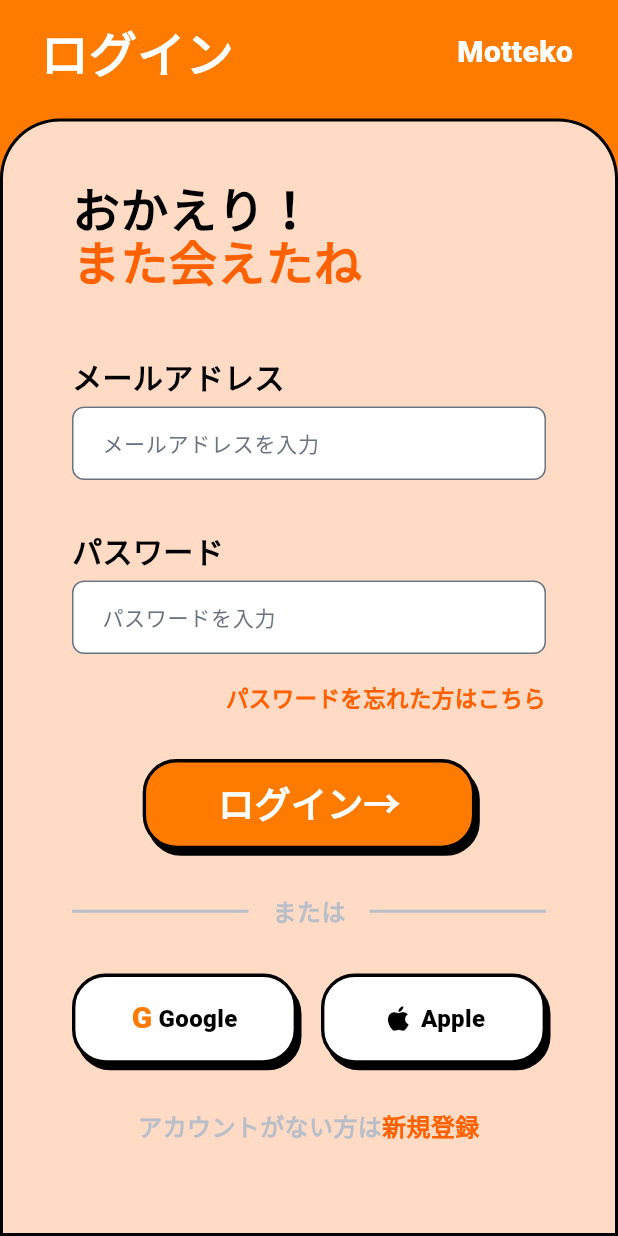
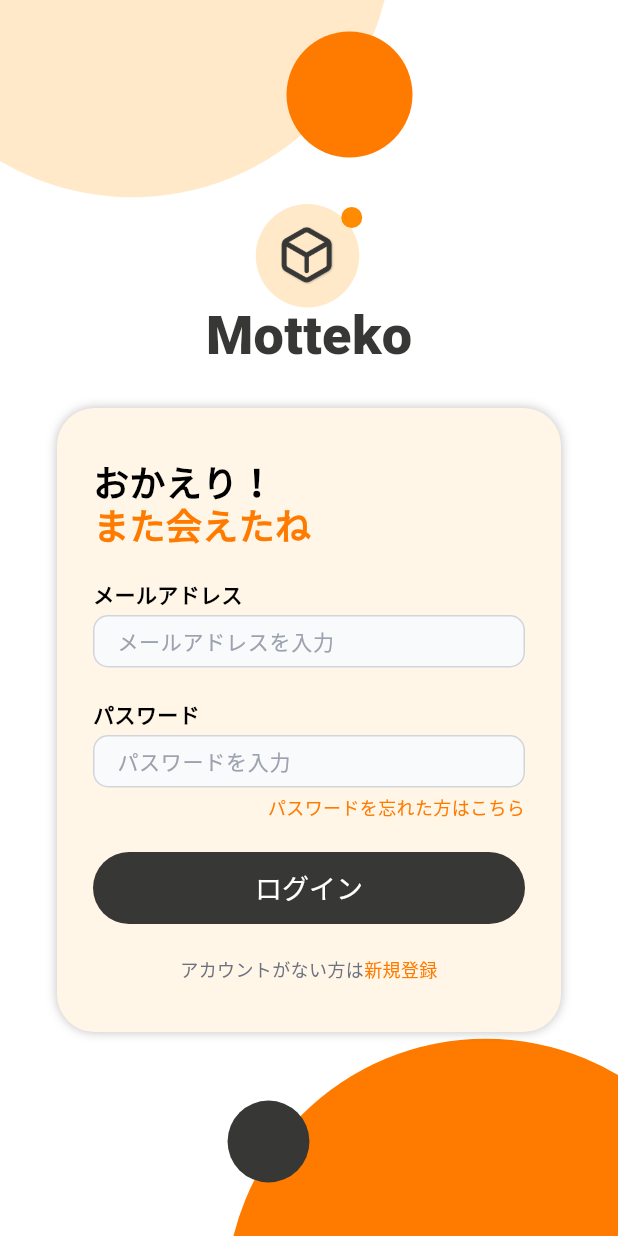
Before and after one commit to Aki0615/Motteko, a Flutter app: the LoginFormScreen screen opened by its route, on a phone screen of 412 x 824 dp. Run offline on Flutter 3.47's test engine with Material 3 defaults, Android fonts, the phone set to English and light mode, and no system bars; our stand-ins replace cloud_firestore, confetti, firebase_auth, firebase_core, firebase_messaging, flutter_animate and 6 more; missing offline and left inert: holiday_jp; accounts and stored records are empty; Roboto replaces fonts that are missing (Zen Maru Gothic).

Commit message:
update: ログイン画面をFigmaデザインに基づいてリニューアル
Co-Authored-By: Claude Opus 4.6 <noreply@anthropic.com>

```diff
--- a/lib/screens/login_form_screen.dart
+++ b/lib/screens/login_form_screen.dart
@@ -1,22 +1,9 @@
-// =============================================================================
-// login_form_screen.dart
-// =============================================================================
-// Figmaデザインに基づいたログインフォーム画面。
-// メールアドレスとパスワードの入力フィールド、ログインボタン、
-// Google/Appleログイン、新規登録へのリンクを配置しています。
-// =============================================================================
-
 import 'package:flutter/material.dart';
 import 'package:flutter/gestures.dart';
 import 'package:google_fonts/google_fonts.dart';
 import 'package:go_router/go_router.dart';
 import '../services/auth_service.dart';
 
-/// ログインフォーム画面ウィジェット
-///
-/// Figmaデザインを忠実に再現したログインフォーム画面。
-/// メールアドレス・パスワード入力、ログインボタン、
-/// Google/Apple認証ボタン、新規登録リンクを配置しています。
 class LoginFormScreen extends StatefulWidget {
   const LoginFormScreen({super.key});
 
@@ -25,6 +12,16 @@ class LoginFormScreen extends StatefulWidget {
 }
 
 class _LoginFormScreenState extends State<LoginFormScreen> {
+  static const Color _darkText = Color(0xFF373735);
+  static const Color _gray500 = Color(0xFF6B7280);
+  static const Color _iconBg = Color(0xFFFFE9C9);
+  static const Color _accentOrange = Color(0xFFFF8C00);
+  static const Color _primaryOrange = Color(0xFFFF7B00);
+  static const Color _cardBg = Color(0xFFFFF6E8);
+  static const Color _inputBg = Color(0xFFF9FAFB);
+  static const Color _inputBorder = Color(0xFFD1D5DB);
+  static const Color _placeholder = Color(0xFF9CA3AF);
+
   bool _isLoading = false;
   final _authService = AuthService();
   final _emailController = TextEditingController();
@@ -40,66 +37,168 @@ class _LoginFormScreenState extends State<LoginFormScreen> {
   @override
   Widget build(BuildContext context) {
     return Scaffold(
-      backgroundColor: const Color(0xFFFF7B00),
-      body: SafeArea(
-        bottom: false,
-        child: Column(
+      backgroundColor: Colors.white,
+      body: Stack(
         children: [
-            // ヘッダー部分
-            Padding(
-              padding: const EdgeInsets.only(
-                  left: 27, right: 30, top: 20, bottom: 30),
-              child: Row(
-                mainAxisAlignment: MainAxisAlignment.spaceBetween,
-                crossAxisAlignment: CrossAxisAlignment.end,
+          // 左上の装飾
+          Positioned(
+            left: -85,
+            top: -215,
+            child: SizedBox(
+              width: 360,
+              height: 347,
+              child: Stack(
                 children: [
-                  Text(
-                    'ログイン',
-                    style: GoogleFonts.zenMaruGothic(
-                      color: Colors.white,
-                      fontSize: 32,
-                      fontWeight: FontWeight.w900,
-                      height: 0.90,
+                  Container(
+                    width: 346.5,
+                    height: 346.5,
+                    decoration: const BoxDecoration(
+                      color: _iconBg,
+                      shape: BoxShape.circle,
                     ),
                   ),
-                  Text(
-                    'Motteko',
-                    style: GoogleFonts.zenMaruGothic(
-                      color: Colors.white,
-                      fontSize: 20,
-                      fontWeight: FontWeight.w900,
-                      height: 1.44,
+                  Positioned(
+                    left: 276,
+                    top: 236,
+                    child: Container(
+                      width: 84,
+                      height: 84,
+                      decoration: const BoxDecoration(
+                        color: _primaryOrange,
+                        shape: BoxShape.circle,
+                      ),
                     ),
                   ),
                 ],
               ),
             ),
-
-            // 下部のベージュ背景フォーム
-            Expanded(
+          ),
+          // 右下の装飾
+          Positioned(
+            right: -85,
+            bottom: -215,
+            child: Transform.rotate(
+              angle: 3.14159,
+              child: SizedBox(
+                width: 360,
+                height: 347,
+                child: Stack(
+                  children: [
+                    Container(
+                      width: 346.5,
+                      height: 346.5,
+                      decoration: const BoxDecoration(
+                        color: _primaryOrange,
+                        shape: BoxShape.circle,
+                      ),
+                    ),
+                    Positioned(
+                      left: 290.7,
+                      top: 250.7,
                       child: Container(
-                width: double.infinity,
-                decoration: const ShapeDecoration(
-                  color: Color(0xFFFFDAC4),
-                  shape: RoundedRectangleBorder(
-                    side: BorderSide(
-                      width: 2,
-                      color: Color(0xFF000000),
-                    ),
-                    borderRadius: BorderRadius.only(
-                      topLeft: Radius.circular(40),
-                      topRight: Radius.circular(40),
+                        width: 54.6,
+                        height: 54.6,
+                        decoration: const BoxDecoration(
+                          color: _darkText,
+                          shape: BoxShape.circle,
                         ),
                       ),
                     ),
+                  ],
+                ),
+              ),
+            ),
+          ),
+          // メインコンテンツ
+          SafeArea(
+            child: Center(
               child: SingleChildScrollView(
-                  physics: const BouncingScrollPhysics(),
-                  padding:
-                      const EdgeInsets.symmetric(horizontal: 46, vertical: 40),
+                child: Padding(
+                  padding: const EdgeInsets.symmetric(horizontal: 38),
+                  child: Column(
+                    mainAxisAlignment: MainAxisAlignment.center,
+                    children: [
+                      _buildAppIcon(),
+                      const SizedBox(height: 7),
+                      Text(
+                        'Motteko',
+                        style: GoogleFonts.zenMaruGothic(
+                          fontSize: 36,
+                          fontWeight: FontWeight.w900,
+                          color: _darkText,
+                          height: 0.6,
+                        ),
+                      ),
+                      const SizedBox(height: 37),
+                      _buildLoginCard(),
+                    ],
+                  ),
+                ),
+              ),
+            ),
+          ),
+        ],
+      ),
+    );
+  }
+
+  Widget _buildAppIcon() {
+    return SizedBox(
+      width: 71,
+      height: 70,
+      child: Stack(
+        clipBehavior: Clip.none,
+        children: [
+          Container(
+            width: 69,
+            height: 69,
+            decoration: BoxDecoration(
+              color: _iconBg,
+              borderRadius: BorderRadius.circular(35),
+            ),
+            child: Center(
+              child: Image.asset(
+                'assets/icons/Motteko_rogo2.png',
+                width: 40,
+                height: 40,
+              ),
+            ),
+          ),
+          Positioned(
+            right: 0,
+            top: 2,
+            child: Container(
+              width: 14,
+              height: 14,
+              decoration: const BoxDecoration(
+                color: _accentOrange,
+                shape: BoxShape.circle,
+              ),
+            ),
+          ),
+        ],
+      ),
+    );
+  }
+
+  Widget _buildLoginCard() {
+    return Container(
+      width: double.infinity,
+      padding: const EdgeInsets.symmetric(horizontal: 24, vertical: 35),
+      decoration: BoxDecoration(
+        color: _cardBg,
+        borderRadius: BorderRadius.circular(25),
+        boxShadow: const [
+          BoxShadow(
+            color: Color(0x40000000),
+            blurRadius: 5,
+          ),
+        ],
+      ),
       child: Column(
         crossAxisAlignment: CrossAxisAlignment.start,
         children: [
-                      // 「おかえり！また会えたね」テキスト
+          // タイトル
           Text.rich(
             TextSpan(
               children: [
@@ -107,187 +206,98 @@ class _LoginFormScreenState extends State<LoginFormScreen> {
                   text: 'おかえり！\n',
                   style: GoogleFonts.zenMaruGothic(
                     color: Colors.black,
-                                fontSize: 32,
-                                fontWeight: FontWeight.w900,
-                                height: 1.09,
+                    fontSize: 24,
+                    fontWeight: FontWeight.w700,
+                    height: 1.2,
                   ),
                 ),
                 TextSpan(
                   text: 'また会えたね',
                   style: GoogleFonts.zenMaruGothic(
-                                color: const Color(0xFFFF6100),
-                                fontSize: 32,
-                                fontWeight: FontWeight.w900,
-                                height: 1.09,
+                    color: _primaryOrange,
+                    fontSize: 24,
+                    fontWeight: FontWeight.w700,
+                    height: 1.2,
                   ),
                 ),
               ],
             ),
           ),
-                      const SizedBox(height: 48),
-
-                      // 「メールアドレス」ラベル
+          const SizedBox(height: 23),
+          // メールアドレス
           Text(
             'メールアドレス',
             style: GoogleFonts.zenMaruGothic(
               color: Colors.black,
-                          fontSize: 20,
-                          fontWeight: FontWeight.w900,
-                          height: 1.20,
+              fontSize: 14,
+              fontWeight: FontWeight.w700,
+              height: 1.2,
             ),
           ),
-                      const SizedBox(height: 8),
-
-                      // メールアドレス入力フィールド
+          const SizedBox(height: 5),
           _buildInputField(
             controller: _emailController,
             hintText: 'メールアドレスを入力',
             keyboardType: TextInputType.emailAddress,
           ),
-                      const SizedBox(height: 24),
-
-                      // 「パスワード」ラベル
+          const SizedBox(height: 23),
+          // パスワード
           Text(
             'パスワード',
             style: GoogleFonts.zenMaruGothic(
               color: Colors.black,
-                          fontSize: 20,
-                          fontWeight: FontWeight.w900,
-                          height: 1.20,
+              fontSize: 14,
+              fontWeight: FontWeight.w700,
+              height: 1.2,
             ),
           ),
-                      const SizedBox(height: 8),
-
-                      // パスワード入力フィールド
+          const SizedBox(height: 5),
           _buildInputField(
             controller: _passwordController,
             hintText: 'パスワードを入力',
             obscureText: true,
           ),
-                      const SizedBox(height: 8),
-
-                      // 「パスワードを忘れた方はこちら」テキスト
+          const SizedBox(height: 6),
           Align(
             alignment: Alignment.centerRight,
             child: Text(
               'パスワードを忘れた方はこちら',
               style: GoogleFonts.zenMaruGothic(
-                            color: const Color(0xFFFF6100),
-                            fontSize: 15,
-                            fontWeight: FontWeight.w900,
-                            height: 1.28,
+                color: _primaryOrange,
+                fontSize: 12,
+                fontWeight: FontWeight.w500,
+                height: 1.2,
               ),
             ),
           ),
-                      const SizedBox(height: 32),
-
+          const SizedBox(height: 23),
           // ログインボタン
-                      Center(
-                        child: GestureDetector(
-                          onTap: _isLoading ? null : _handleLogin,
-                          child: Container(
-                            height: 60,
-                            padding: const EdgeInsets.symmetric(horizontal: 48),
-                            decoration: ShapeDecoration(
-                              color: const Color(0xFFFF7B00),
+          SizedBox(
+            width: double.infinity,
+            height: 48,
+            child: ElevatedButton(
+              onPressed: _isLoading ? null : _handleLogin,
+              style: ElevatedButton.styleFrom(
+                backgroundColor: _darkText,
+                foregroundColor: Colors.white,
+                disabledBackgroundColor: _darkText.withAlpha(180),
                 shape: RoundedRectangleBorder(
-                                side: const BorderSide(width: 2.25),
-                                borderRadius: BorderRadius.circular(22.50),
+                  borderRadius: BorderRadius.circular(999),
                 ),
-                              shadows: const [
-                                BoxShadow(
-                                  color: Color(0xFF000000),
-                                  blurRadius: 0,
-                                  offset: Offset(3, 4.50),
-                                  spreadRadius: 0,
-                                )
-                              ],
+                elevation: 0,
               ),
-                            child: Row(
-                              mainAxisSize: MainAxisSize.min,
-                              mainAxisAlignment: MainAxisAlignment.center,
-                              crossAxisAlignment: CrossAxisAlignment.center,
-                              children: [
-                                Text(
-                                  _isLoading ? '接続中...' : 'ログイン→',
+              child: Text(
+                _isLoading ? '接続中...' : 'ログイン',
                 style: GoogleFonts.zenMaruGothic(
-                                    color: Colors.white,
-                                    fontSize: 24,
-                                    fontWeight: FontWeight.w900,
-                                    height: 1.20,
-                                  ),
-                                ),
-                              ],
+                  fontSize: 18,
+                  fontWeight: FontWeight.w500,
+                  height: 1.2,
                 ),
               ),
             ),
           ),
-                      const SizedBox(height: 32),
-
-                      // 「または」区切り線
-                      Row(
-                        children: [
-                          Expanded(
-                            child: Container(
-                              height: 2,
-                              color: const Color(0xFFB9BFC9),
-                            ),
-                          ),
-                          Padding(
-                            padding: const EdgeInsets.symmetric(horizontal: 16),
-                            child: Text(
-                              'または',
-                              style: GoogleFonts.zenMaruGothic(
-                                color: const Color(0xFFB9BFC9),
-                                fontSize: 16,
-                                fontWeight: FontWeight.w900,
-                                height: 1.20,
-                              ),
-                            ),
-                          ),
-                          Expanded(
-                            child: Container(
-                              height: 2,
-                              color: const Color(0xFFB9BFC9),
-                            ),
-                          ),
-                        ],
-                      ),
-                      const SizedBox(height: 32),
-
-                      // Google/Appleログインボタン
-                      Row(
-                        mainAxisAlignment: MainAxisAlignment.spaceEvenly,
-                        children: [
-                          Expanded(
-                            child: _buildSocialButton(
-                              icon: const Text(
-                                'G',
-                                style: TextStyle(
-                                  color: Color(0xFFFF7B00),
-                                  fontSize: 20,
-                                  fontWeight: FontWeight.w900,
-                                ),
-                              ),
-                              text: 'Google',
-                            ),
-                          ),
-                          const SizedBox(width: 16),
-                          Expanded(
-                            child: _buildSocialButton(
-                              icon: const Icon(
-                                Icons.apple,
-                                color: Colors.black,
-                                size: 22,
-                              ),
-                              text: 'Apple',
-                            ),
-                          ),
-                        ],
-                      ),
-                      const SizedBox(height: 32),
-
-                      // 「アカウントがない方は新規登録」テキスト
+          const SizedBox(height: 23),
+          // 新規登録リンク
           Center(
             child: Text.rich(
               TextSpan(
@@ -295,37 +305,75 @@ class _LoginFormScreenState extends State<LoginFormScreen> {
                   TextSpan(
                     text: 'アカウントがない方は',
                     style: GoogleFonts.zenMaruGothic(
-                                  color: const Color(0xFFB9BFC9),
-                                  fontSize: 16,
-                                  fontWeight: FontWeight.w900,
-                                  height: 1.20,
+                      color: _gray500,
+                      fontSize: 12,
+                      fontWeight: FontWeight.w500,
+                      height: 1.2,
                     ),
                   ),
                   TextSpan(
                     text: '新規登録',
                     style: GoogleFonts.zenMaruGothic(
-                                  color: const Color(0xFFFF6100),
-                                  fontSize: 16,
-                                  fontWeight: FontWeight.w900,
-                                  height: 1.20,
+                      color: _primaryOrange,
+                      fontSize: 12,
+                      fontWeight: FontWeight.w500,
+                      height: 1.2,
                     ),
                     recognizer: TapGestureRecognizer()
-                                  ..onTap = () {
-                                    context.go('/sign-in');
-                                  },
+                      ..onTap = () => context.go('/sign-in'),
                   ),
                 ],
               ),
               textAlign: TextAlign.center,
             ),
           ),
-                      const SizedBox(height: 24),
         ],
       ),
+    );
+  }
+
+  Widget _buildInputField({
+    required TextEditingController controller,
+    required String hintText,
+    bool obscureText = false,
+    TextInputType keyboardType = TextInputType.text,
+  }) {
+    return SizedBox(
+      height: 35,
+      child: TextField(
+        controller: controller,
+        obscureText: obscureText,
+        keyboardType: keyboardType,
+        style: GoogleFonts.zenMaruGothic(
+          color: Colors.black,
+          fontSize: 14,
+          fontWeight: FontWeight.w400,
         ),
+        decoration: InputDecoration(
+          hintText: hintText,
+          hintStyle: GoogleFonts.zenMaruGothic(
+            color: _placeholder,
+            fontSize: 14,
+            fontWeight: FontWeight.w400,
           ),
+          filled: true,
+          fillColor: _inputBg,
+          border: OutlineInputBorder(
+            borderRadius: BorderRadius.circular(10),
+            borderSide: const BorderSide(color: _inputBorder),
           ),
-          ],
+          enabledBorder: OutlineInputBorder(
+            borderRadius: BorderRadius.circular(10),
+            borderSide: const BorderSide(color: _inputBorder),
+          ),
+          focusedBorder: OutlineInputBorder(
+            borderRadius: BorderRadius.circular(10),
+            borderSide: const BorderSide(color: _primaryOrange),
+          ),
+          contentPadding: const EdgeInsets.symmetric(
+            horizontal: 12,
+            vertical: 0,
+          ),
         ),
       ),
     );
@@ -365,82 +413,4 @@ class _LoginFormScreenState extends State<LoginFormScreen> {
       if (mounted) setState(() => _isLoading = false);
     }
   }
-
-  Widget _buildSocialButton({required Widget icon, required String text}) {
-    return Container(
-      height: 60,
-      decoration: BoxDecoration(
-        color: Colors.white,
-        border: Border.all(width: 2.25, color: Colors.black),
-        borderRadius: BorderRadius.circular(22.50),
-        boxShadow: const [
-          BoxShadow(
-            color: Color(0xFF000000),
-            blurRadius: 0,
-            offset: Offset(3, 4.50),
-            spreadRadius: 0,
-          )
-        ],
-      ),
-      child: Row(
-        mainAxisAlignment: MainAxisAlignment.center,
-        children: [
-          icon,
-          const SizedBox(width: 4),
-          Text(
-            text,
-            style: GoogleFonts.zenMaruGothic(
-              color: Colors.black,
-              fontSize: 16,
-              fontWeight: FontWeight.w900,
-              height: 1.20,
-            ),
-          ),
-        ],
-      ),
-    );
 }
-
-  Widget _buildInputField({
-    required TextEditingController controller,
-    required String hintText,
-    bool obscureText = false,
-    TextInputType keyboardType = TextInputType.text,
-  }) {
-    return SizedBox(
-      width: double.infinity,
-      height: 60,
-      child: Material(
-        color: Colors.transparent,
-        child: TextField(
-          controller: controller,
-          obscureText: obscureText,
-          keyboardType: keyboardType,
-          style: GoogleFonts.zenMaruGothic(
-            color: Colors.black,
-            fontSize: 14,
-            fontWeight: FontWeight.w400,
-          ),
-          decoration: InputDecoration(
-            hintText: hintText,
-            hintStyle: GoogleFonts.zenMaruGothic(
-              color: const Color(0xFF6B7280),
-              fontSize: 14,
-              fontWeight: FontWeight.w400,
-            ),
-            filled: true,
-            fillColor: Colors.white,
-            border: OutlineInputBorder(
-              borderRadius: BorderRadius.circular(22.50),
-              borderSide: BorderSide.none,
-            ),
-            contentPadding: const EdgeInsets.symmetric(
-              horizontal: 16,
-              vertical: 14,
-            ),
-          ),
-        ),
-      ),
-    );
-  }
-}
```
Lines whose indentation alone changed are shown as unchanged.
